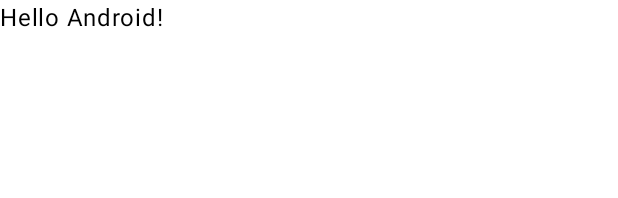
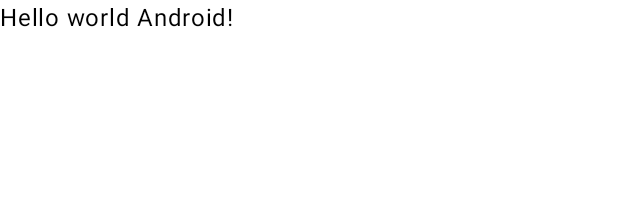
Before and after one commit to haleemazubair10/task-manager, an Android app built with Jetpack Compose: the @Preview function GreetingPreview, on a phone screen of 412 x 824 dp. Shown: the top 198 px of the screen. Run offline under Robolectric (Android 15) with nearby library versions, the phone set to English and light mode, and no system bars.

Commit message:
first commit

```diff
--- a/app/src/main/java/com/example/todo/MainActivity.kt
+++ b/app/src/main/java/com/example/todo/MainActivity.kt
@@ -33,7 +33,7 @@ class MainActivity : ComponentActivity() {
 @Composable
 fun Greeting(name: String, modifier: Modifier = Modifier) {
     Text(
-        text = "Hello $name!",
+        text = "Hello world $name!",
         modifier = modifier
     )
 }
```
